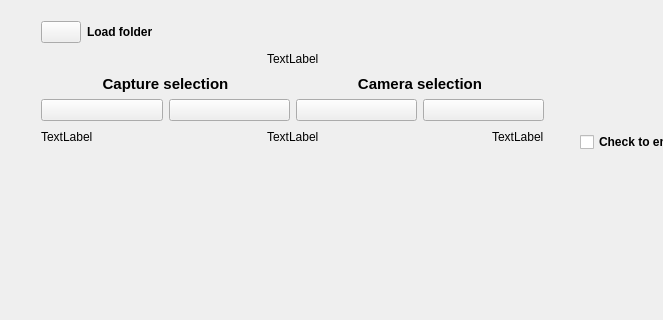
Before: the Qt Designer form MediaPlayer/ui/player.ui in kiwicampus/multicamera_stitching, drawn with Qt 5; both pictures show x 0 to 663 and y 0 to 320 of the 1118 by 710 pixel window.
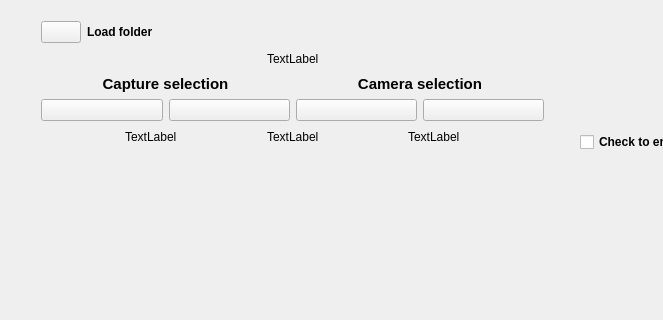
After: the same form once the commit is applied. Icons and pictures are not drawn. Custom widgets are drawn as their Qt base class.

Commit message: feat: added video player to the camera sequence. Also verify functionality of labels and all the UI left side.

```diff
--- a/MediaPlayer/ui/player.ui
+++ b/MediaPlayer/ui/player.ui
@@ -225,14 +225,7 @@
          <item>
           <layout class="QHBoxLayout" name="horizontalLayout_5">
            <item>
-            <widget class="QLabel" name="camera_label">
-             <property name="text">
-              <string>TextLabel</string>
-             </property>
-            </widget>
-           </item>
-           <item>
-            <spacer name="horizontalSpacer">
+            <spacer name="horizontalSpacer_5">
              <property name="orientation">
               <enum>Qt::Horizontal</enum>
              </property>
@@ -251,6 +244,26 @@
              </property>
             </widget>
            </item>
+           <item>
+            <spacer name="horizontalSpacer">
+             <property name="orientation">
+              <enum>Qt::Horizontal</enum>
+             </property>
+             <property name="sizeHint" stdset="0">
+              <size>
+               <width>40</width>
+               <height>20</height>
+              </size>
+             </property>
+            </spacer>
+           </item>
+           <item>
+            <widget class="QLabel" name="camera_label">
+             <property name="text">
+              <string>TextLabel</string>
+             </property>
+            </widget>
+           </item>
            <item>
             <spacer name="horizontalSpacer_6">
              <property name="orientation">
@@ -271,6 +284,19 @@
              </property>
             </widget>
            </item>
+           <item>
+            <spacer name="horizontalSpacer_9">
+             <property name="orientation">
+              <enum>Qt::Horizontal</enum>
+             </property>
+             <property name="sizeHint" stdset="0">
+              <size>
+               <width>40</width>
+               <height>20</height>
+              </size>
+             </property>
+            </spacer>
+           </item>
           </layout>
          </item>
          <item>
```
The commit also changes 1 other file.
